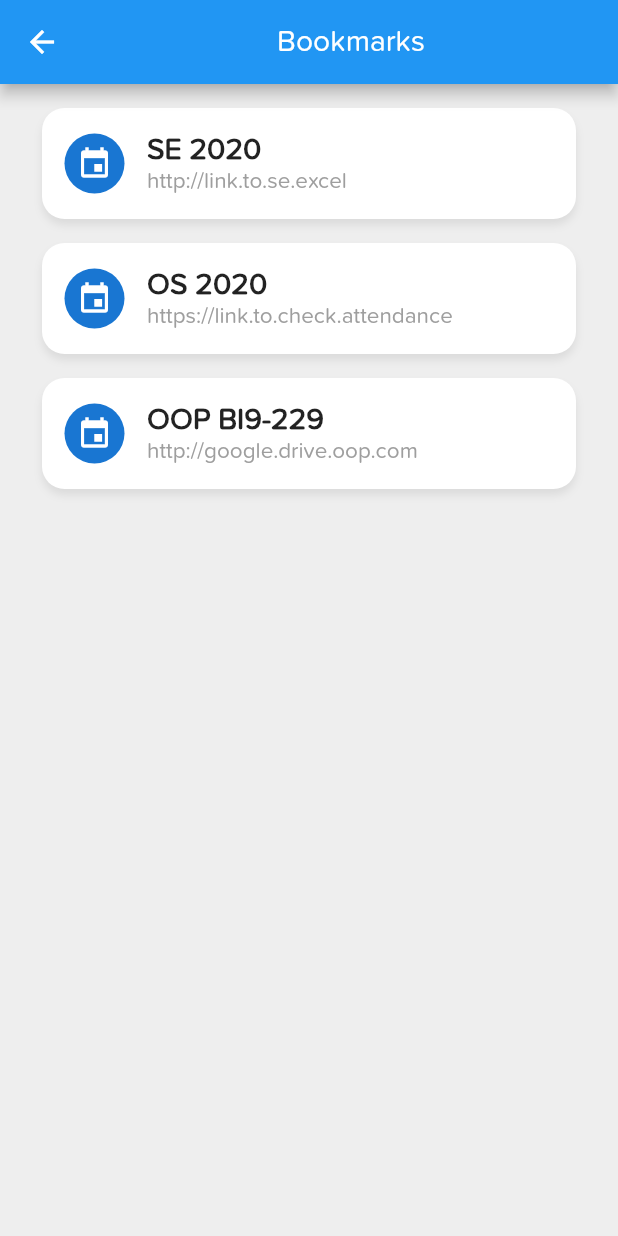
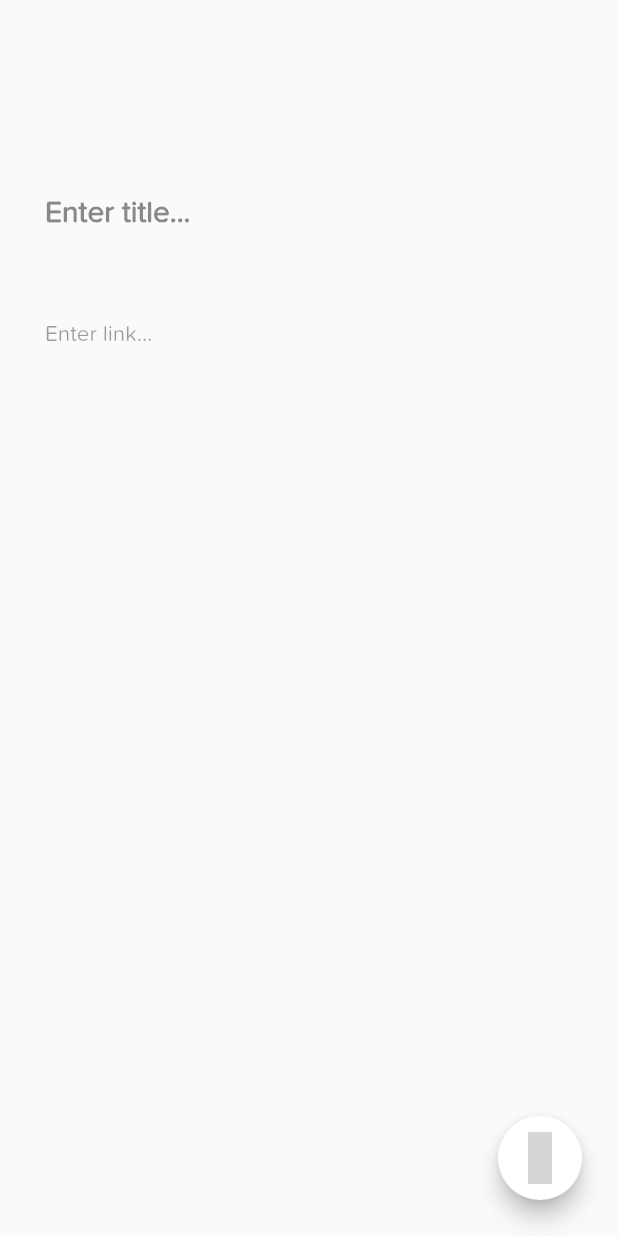
Before and after one commit to tungnv2k/student_utils, a Flutter app: the BookmarkScreen screen opened by its route, on a phone screen of 412 x 824 dp. Run offline on Flutter 3.47's test engine with Material 2 defaults, Android fonts, the light colour scheme and no system bars; our stand-ins replace eva_icons_flutter, firebase_auth, google_sign_in, shared_preferences, table_calendar; missing offline and left inert: googleapis; accounts and stored records are empty; statements that could not run were skipped; grey boxes are pictures that could not be loaded.

Commit message:
[Bookmark] Input bookmark

```diff
--- a/lib/screens/bookmark_screen.dart
+++ b/lib/screens/bookmark_screen.dart
@@ -1,81 +1,78 @@
+import 'package:eva_icons_flutter/eva_icons_flutter.dart';
 import 'package:flutter/material.dart';
+import 'package:student_utils_app/models/bookmark.dart';
 
 class BookmarkScreen extends StatefulWidget {
+  final Bookmark bookmark;
+
+  BookmarkScreen({Key key, this.bookmark}) : super(key: key);
+
   @override
   State createState() => BookmarkScreenState();
 }
 
 class BookmarkScreenState extends State<BookmarkScreen> {
+  TextEditingController _titleController;
+  TextEditingController _linkController;
+
+  @override
+  void initState() {
+    super.initState();
+    _titleController = TextEditingController(text: widget.bookmark.title);
+    _linkController = TextEditingController(text: widget.bookmark.link);
+  }
+
+  @override
+  void dispose() {
+    _titleController.dispose();
+    _linkController.dispose();
+    super.dispose();
+  }
+
   @override
   Widget build(BuildContext context) {
     return Scaffold(
-      appBar: AppBar(title: Center(child: Text("Bookmarks"))),
-      body: Container(
+      body: Column(
+        children: <Widget>[
+          SizedBox(height: 100.0),
+          Container(
+            padding: const EdgeInsets.all(30.0),
+            child: TextField(
+              controller: _titleController,
+              maxLines: 1,
+              style: TextStyle(fontSize: 20.0, fontWeight: FontWeight.w600),
+              decoration: InputDecoration.collapsed(
+                  hintText: "Enter title...",
+                  hintStyle: TextStyle(color: Colors.black45)),
+            ),
+          ),
+          Container(
+            padding: const EdgeInsets.all(30.0),
+            child: TextField(
+              controller: _linkController,
+              maxLines: 1,
+              style: TextStyle(fontSize: 15.0, color: Colors.grey[800]),
+              decoration: InputDecoration.collapsed(
+                  hintText: "Enter link...",
+                  hintStyle: TextStyle(color: Colors.black38)),
+            ),
+          )
+        ],
+      ),
+      floatingActionButton: Padding(
         padding: EdgeInsets.all(8.0),
-        color: Color.fromRGBO(238, 238, 238, 1.0),
-        child: Column(
-          children: <Widget>[
-            _buildBookmark("SE 2020", "http://link.to.se.excel"),
-            _buildBookmark("OS 2020", "https://link.to.check.attendance"),
-            _buildBookmark("OOP BI9-229", "http://google.drive.oop.com"),
-          ],
+        child: FloatingActionButton(
+          onPressed: () {
+            Navigator.pop(context);
+          },
+          child: Icon(
+            EvaIcons.close,
+            size: 35.0,
+            color: Colors.blue,
+          ),
+          backgroundColor: Colors.white,
         ),
       ),
     );
   }
-
-  Widget _buildBookmark(String name, String link) {
-    return Container(
-        padding: EdgeInsets.fromLTRB(20.0, 8.0, 20.0, 8.0),
-        child: Column(
-          crossAxisAlignment: CrossAxisAlignment.stretch,
-          children: <Widget>[
-            Container(
-              padding: EdgeInsets.all(8.0),
-              decoration: BoxDecoration(
-                color: Colors.white,
-                borderRadius: BorderRadius.circular(15.0),
-                boxShadow: [
-                  BoxShadow(
-                    color: Color.fromRGBO(0, 0, 0, 0.08),
-                    blurRadius: 4,
-                    offset: Offset(0, 4),
-                  )
-                ],
-              ),
-              child: Row(
-                children: <Widget>[
-                  Padding(
-                    padding: EdgeInsets.all(7.0),
-                    child: CircleAvatar(
-                      child: Icon(Icons.event),
-                    ),
-                  ),
-                  Padding(
-                      padding: EdgeInsets.all(8.0),
-                      child: Column(
-                        crossAxisAlignment: CrossAxisAlignment.start,
-                        children: <Widget>[
-                          Text(
-                            name,
-                            style: TextStyle(
-                              fontSize: 20,
-                              fontWeight: FontWeight.bold,
-                            ),
-                          ),
-                          Text(
-                            link,
-                            style: TextStyle(
-                              fontSize: 15,
-                              color: Colors.grey,
-                            ),
-                          )
-                        ],
-                      ))
-                ],
-              ),
-            ),
-          ],
-        ));
-  }
 }
```
